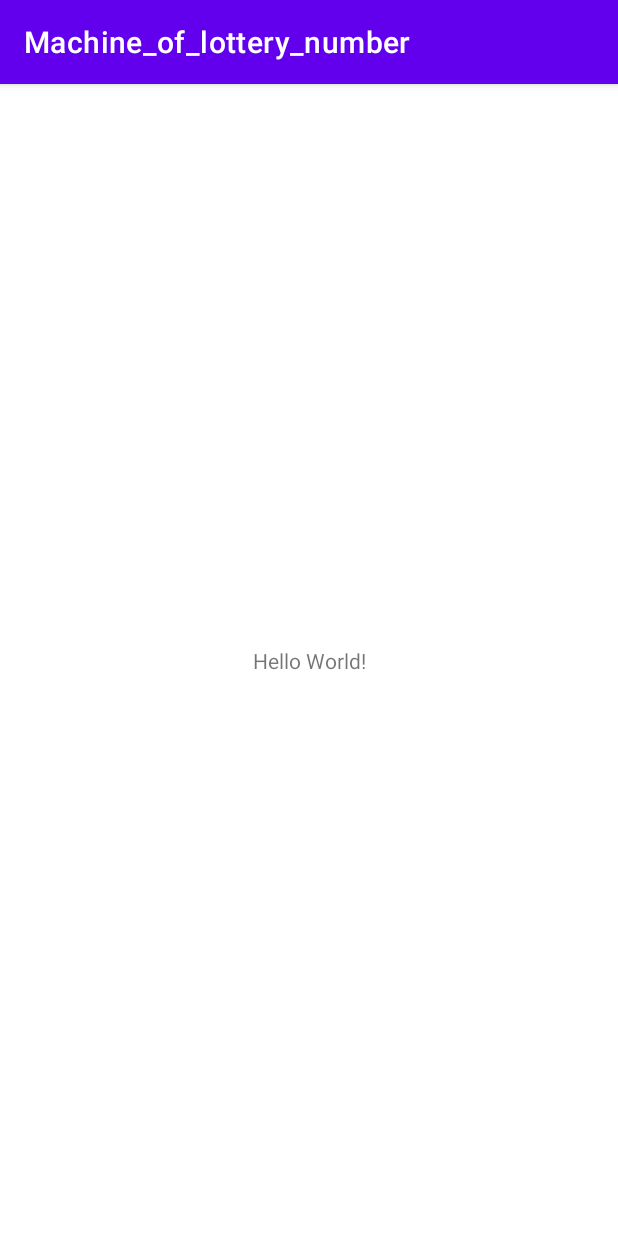
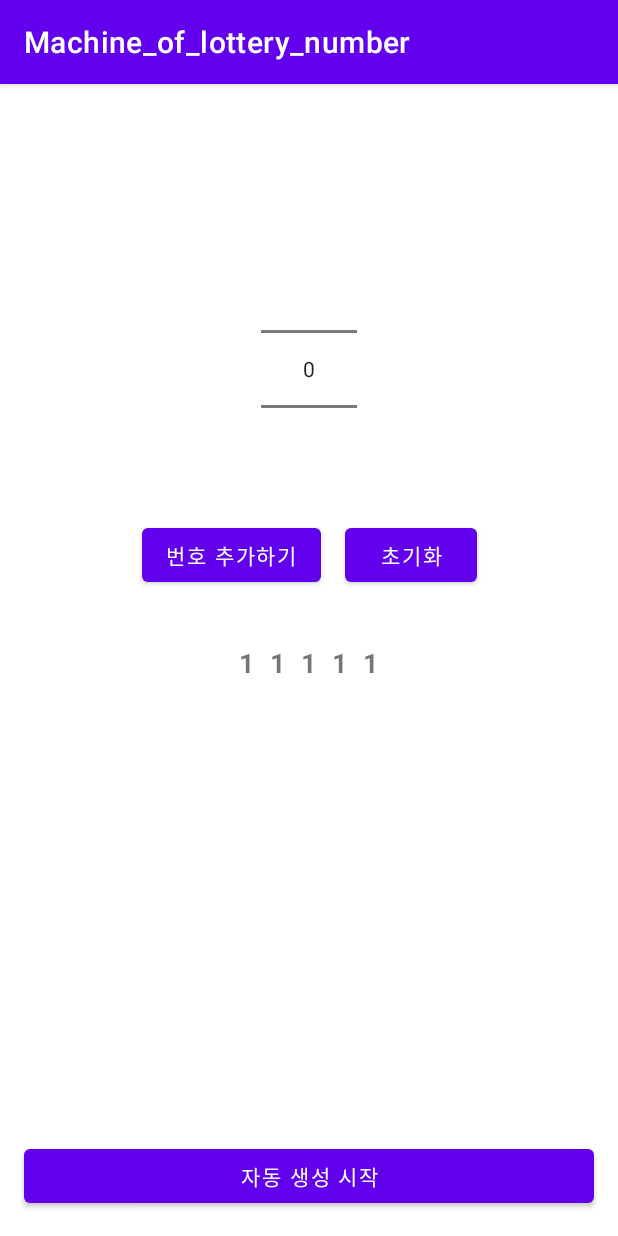
Before and after one commit to dqwdd/Machine_of_lottery_number, an Android app: the screen it shows after launch (MainActivity), on a phone screen of 412 x 824 dp. Run offline under Robolectric (Android 15) with nearby library versions, the phone set to English and light mode, and no system bars.

Commit message:
레이아웃 구성중

```diff
--- a/app/src/main/res/layout/activity_main.xml
+++ b/app/src/main/res/layout/activity_main.xml
@@ -6,13 +6,104 @@
     android:layout_height="match_parent"
     tools:context=".MainActivity">
 
-    <TextView
+    <NumberPicker
+        android:id="@+id/numberPicker"
         android:layout_width="wrap_content"
         android:layout_height="wrap_content"
-        android:text="Hello World!"
-        app:layout_constraintBottom_toBottomOf="parent"
-        app:layout_constraintLeft_toLeftOf="parent"
-        app:layout_constraintRight_toRightOf="parent"
+        android:layout_marginTop="100dp"
+        app:layout_constraintEnd_toEndOf="parent"
+        app:layout_constraintStart_toStartOf="parent"
         app:layout_constraintTop_toTopOf="parent" />
 
+    <Button
+        android:id="@+id/addButton"
+        android:layout_width="wrap_content"
+        android:layout_height="wrap_content"
+        android:text="번호 추가하기"
+        android:layout_marginTop="10dp"
+        android:layout_marginEnd="16dp"
+        app:layout_constraintHorizontal_chainStyle="packed"
+        app:layout_constraintTop_toBottomOf="@+id/numberPicker"
+        app:layout_constraintStart_toStartOf="parent"
+        app:layout_constraintEnd_toStartOf="@+id/clearButton"/>
+
+    <Button
+        android:id="@+id/clearButton"
+        android:text="초기화"
+        app:layout_constraintTop_toTopOf="@+id/addButton"
+        android:layout_width="wrap_content"
+        android:layout_height="wrap_content"
+        app:layout_constraintEnd_toEndOf="parent"
+        app:layout_constraintTop_toBottomOf="@+id/numberPicker"
+        app:layout_constraintStart_toEndOf="@id/addButton"/>
+
+    <LinearLayout
+        app:layout_constraintTop_toBottomOf="@+id/addButton"
+        app:layout_constraintStart_toStartOf="parent"
+        app:layout_constraintEnd_toEndOf="parent"
+        android:layout_marginTop="30dp"
+        android:layout_width="0dp"
+        android:layout_height="wrap_content"
+        android:gravity="center">
+
+        <TextView
+            android:id="@+id/textView1"
+            android:layout_width="wrap_content"
+            android:layout_height="wrap_content"
+            android:text="1"
+            android:layout_margin="5dp"
+            android:textSize="18sp"
+            android:textStyle="bold"/>
+
+        <TextView
+            android:id="@+id/textView2"
+            android:layout_width="wrap_content"
+            android:layout_height="wrap_content"
+            android:text="1"
+            android:layout_margin="5dp"
+            android:textSize="18sp"
+            android:textStyle="bold"/>
+
+        <TextView
+            android:id="@+id/textView3"
+            android:layout_width="wrap_content"
+            android:layout_height="wrap_content"
+            android:text="1"
+            android:layout_margin="5dp"
+            android:textSize="18sp"
+            android:textStyle="bold"/>
+
+        <TextView
+            android:id="@+id/textView4"
+            android:layout_width="wrap_content"
+            android:layout_height="wrap_content"
+            android:text="1"
+            android:layout_margin="5dp"
+            android:textSize="18sp"
+            android:textStyle="bold"/>
+
+        <TextView
+            android:id="@+id/textView5"
+            android:layout_width="wrap_content"
+            android:layout_height="wrap_content"
+            android:text="1"
+            android:layout_margin="5dp"
+            android:textSize="18sp"
+            android:textStyle="bold"/>
+
+    </LinearLayout>
+
+    <Button
+        android:id="@+id/runButton"
+        android:layout_width="0dp"
+        android:layout_height="wrap_content"
+        android:layout_marginEnd="16dp"
+        android:layout_marginStart="16dp"
+        android:layout_marginBottom="16dp"
+        android:text="자동 생성 시작"
+        app:layout_constraintBottom_toBottomOf="parent"
+        app:layout_constraintEnd_toEndOf="parent"
+        app:layout_constraintStart_toStartOf="parent"/>
+
+
 </androidx.constraintlayout.widget.ConstraintLayout>
```
